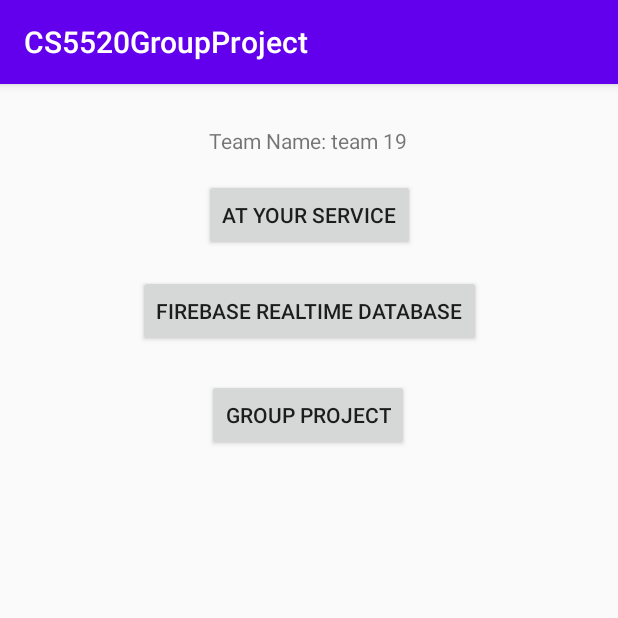
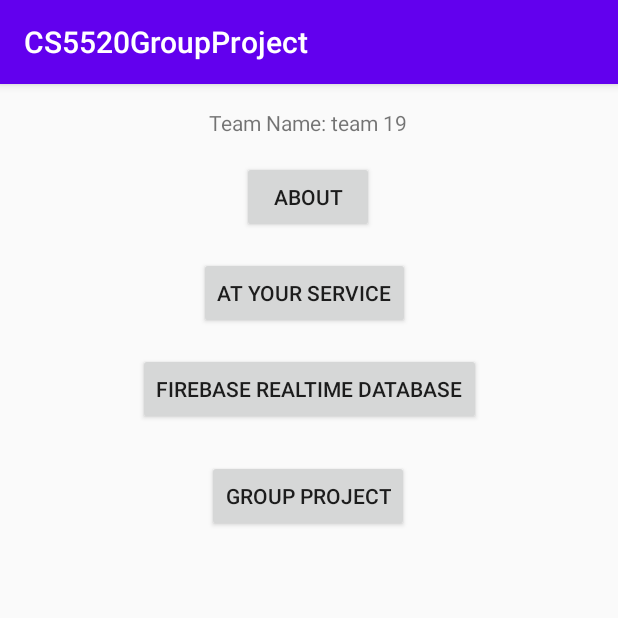
Before and after one commit to angela01190626/NUMAD23Sp_Team19, an Android app: the screen it shows after launch (MainActivity), on a phone screen of 412 x 824 dp, the top half of it. Run offline under Robolectric (Android 15) with nearby library versions, the phone set to English and light mode, and no system bars.

Commit message:
generate signed apk

```diff
--- a/CS5520GroupProject/app/build.gradle
+++ b/CS5520GroupProject/app/build.gradle
@@ -48,7 +48,7 @@ dependencies {
     androidTestImplementation 'com.android.support.test:runner:1.0.2'
     androidTestImplementation 'com.android.support.test.espresso:espresso-core:3.0.2'
     // https://mvnrepository.com/artifact/com.fasterxml.jackson.core/jackson-databind
-    implementation 'com.fasterxml.jackson.core:jackson-databind:2.11.1'
+    implementation 'com.fasterxml.jackson.core:jackson-databind:2.14.2'
     implementation 'com.squareup.picasso:picasso:2.71828'
     implementation 'com.google.firebase:firebase-analytics:21.2.0'
     implementation 'com.google.firebase:firebase-database:20.1.0'
--- a/CS5520GroupProject/app/src/main/AndroidManifest.xml
+++ b/CS5520GroupProject/app/src/main/AndroidManifest.xml
@@ -15,6 +15,9 @@
         android:theme="@style/Theme.CS5520GroupProject"
         android:usesCleartextTraffic="true"
         tools:targetApi="31">
+        <activity
+            android:name=".About"
+            android:exported="false" />
         <activity
             android:name=".history.usage_history"
             android:exported="false" />
--- a/CS5520GroupProject/app/src/main/java/edu/northeastern/cs5520groupproject/Count.java
+++ b/CS5520GroupProject/app/src/main/java/edu/northeastern/cs5520groupproject/Count.java
@@ -39,7 +39,7 @@ public class Count extends AppCompatActivity {
         userName = findViewById(R.id.userName);
         currentUser = new User(getIntent().getStringExtra("user"));
         // set username
-        userName.setText("The sticker sending records of " + currentUser.getUserName());
+        userName.setText("Counts of Stickers Sent of " + currentUser.getUserName());
 
         // set count for each sticker
         // 1. get
--- a/CS5520GroupProject/app/src/main/java/edu/northeastern/cs5520groupproject/MainActivity.java
+++ b/CS5520GroupProject/app/src/main/java/edu/northeastern/cs5520groupproject/MainActivity.java
@@ -42,6 +42,15 @@ public class MainActivity extends AppCompatActivity {
             }
         });
 
+        Button btn4 = (Button) findViewById(R.id.about);
+        btn4.setOnClickListener(new View.OnClickListener(){
+            @Override
+            public void onClick(View v) {
+                Intent intent1 = new Intent(MainActivity.this, About.class);
+                startActivity(intent1);
+            }
+        });
+
 
     }
 }
--- a/CS5520GroupProject/app/src/main/java/edu/northeastern/cs5520groupproject/history/usage_history.java
+++ b/CS5520GroupProject/app/src/main/java/edu/northeastern/cs5520groupproject/history/usage_history.java
@@ -44,7 +44,7 @@ public class usage_history extends AppCompatActivity {
         currentUser = new User(getIntent().getStringExtra("user"));
 
         // set username
-        userName.setText("The sticker received history of " + currentUser.getUserName());
+        userName.setText("History of Stickers Received of " + currentUser.getUserName());
 
         initHistoryList();
 
--- a/CS5520GroupProject/app/src/main/res/layout/activity_main.xml
+++ b/CS5520GroupProject/app/src/main/res/layout/activity_main.xml
@@ -10,7 +10,7 @@
         android:id="@+id/textView"
         android:layout_width="wrap_content"
         android:layout_height="wrap_content"
-        android:layout_marginTop="28dp"
+        android:layout_marginTop="16dp"
         android:text="Team Name: team 19"
         app:layout_constraintEnd_toEndOf="parent"
         app:layout_constraintHorizontal_bias="0.498"
@@ -24,8 +24,9 @@
         android:layout_marginTop="16dp"
         android:text="At Your Service"
         app:layout_constraintEnd_toEndOf="parent"
+        app:layout_constraintHorizontal_bias="0.488"
         app:layout_constraintStart_toStartOf="parent"
-        app:layout_constraintTop_toBottomOf="@+id/textView" />
+        app:layout_constraintTop_toBottomOf="@+id/about" />
 
     <Button
         android:id="@+id/firebase"
@@ -48,6 +49,17 @@
         app:layout_constraintHorizontal_bias="0.498"
         app:layout_constraintStart_toStartOf="parent"
         app:layout_constraintTop_toBottomOf="@+id/firebase"
-        app:layout_constraintVertical_bias="0.01" />
+        app:layout_constraintVertical_bias="0.015" />
+
+    <Button
+        android:id="@+id/about"
+        android:layout_width="wrap_content"
+        android:layout_height="wrap_content"
+        android:layout_marginTop="16dp"
+        android:text="About"
+        app:layout_constraintEnd_toEndOf="parent"
+        app:layout_constraintHorizontal_bias="0.498"
+        app:layout_constraintStart_toStartOf="parent"
+        app:layout_constraintTop_toBottomOf="@+id/textView" />
 
 </androidx.constraintlayout.widget.ConstraintLayout>
--- a/CS5520GroupProject/app/src/main/res/layout/activity_usage_history.xml
+++ b/CS5520GroupProject/app/src/main/res/layout/activity_usage_history.xml
@@ -21,7 +21,7 @@
         android:layout_height="wrap_content"
         android:layout_marginTop="32dp"
         android:text=""
-        android:textSize="25sp"
+        android:textSize="20sp"
         app:layout_constraintEnd_toEndOf="parent"
         app:layout_constraintHorizontal_bias="0.5"
         app:layout_constraintStart_toStartOf="parent"
--- a/CS5520GroupProject/app/src/main/res/layout/history_item_layout.xml
+++ b/CS5520GroupProject/app/src/main/res/layout/history_item_layout.xml
@@ -23,7 +23,7 @@
         android:layout_width="wrap_content"
         android:layout_height="wrap_content"
         android:layout_alignEnd="@+id/sender"
-        android:layout_marginEnd="-40dp"
+        android:layout_marginEnd="-84dp"
         android:text=""
         android:textSize="20sp" />
 
--- a/CS5520GroupProject/app/src/main/res/layout/sticker_count_layout.xml
+++ b/CS5520GroupProject/app/src/main/res/layout/sticker_count_layout.xml
@@ -10,7 +10,7 @@
         android:layout_width="wrap_content"
         android:layout_height="wrap_content"
         android:text="User Name"
-        android:textSize="30dp"
+        android:textSize="20dp"
         app:layout_constraintBottom_toBottomOf="parent"
         app:layout_constraintEnd_toEndOf="parent"
         app:layout_constraintStart_toStartOf="parent"
```
Also changed, not shown: CS5520GroupProject/app/src/main/java/edu/northeastern/cs5520groupproject/About.java (added, +14 -0 lines), CS5520GroupProject/app/src/main/res/layout/activity_about.xml (added, +30 -0 lines).
